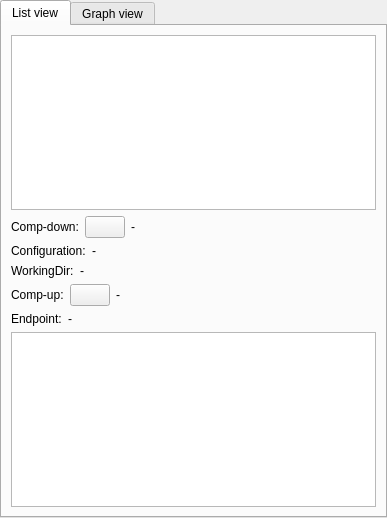
Old version of the form rcmanager/formManager.ui in the repository robocomp/tools.
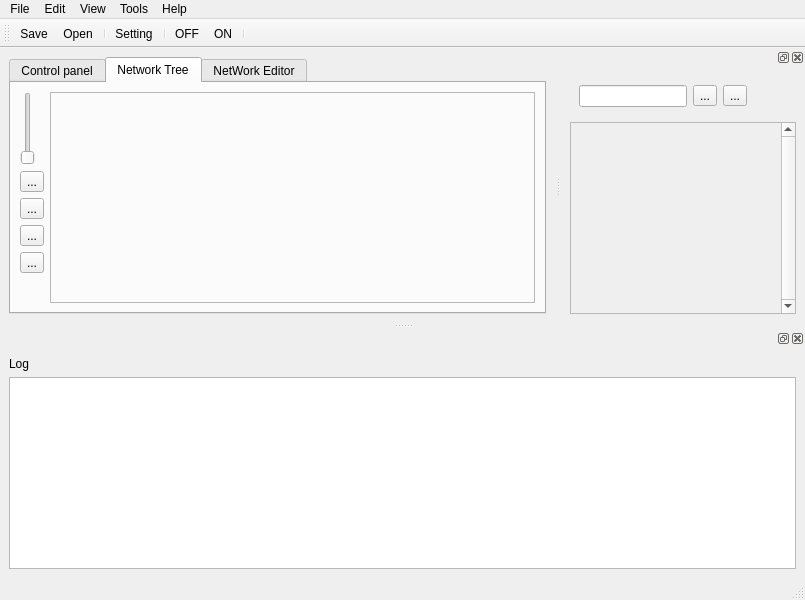
New version of the form. The open tabs and pages were chosen to show the change. Icons and pictures are not drawn.

```diff
--- a/rcmanager/formManager.ui
+++ b/rcmanager/formManager.ui
@@ -1,327 +1,735 @@
 <?xml version="1.0" encoding="UTF-8"?>
 <ui version="4.0">
- <class>Form</class>
- <widget class="QWidget" name="Form">
+ <class>MainWindow</class>
+ <widget class="QMainWindow" name="MainWindow">
   <property name="geometry">
    <rect>
     <x>0</x>
     <y>0</y>
-    <width>387</width>
-    <height>518</height>
+    <width>805</width>
+    <height>600</height>
    </rect>
   </property>
-  <property name="sizePolicy">
-   <sizepolicy hsizetype="Minimum" vsizetype="Minimum">
-    <horstretch>0</horstretch>
-    <verstretch>0</verstretch>
-   </sizepolicy>
-  </property>
   <property name="minimumSize">
    <size>
-    <width>200</width>
-    <height>250</height>
+    <width>0</width>
+    <height>10</height>
+   </size>
+  </property>
+  <property name="baseSize">
+   <size>
+    <width>0</width>
+    <height>10</height>
    </size>
   </property>
   <property name="windowTitle">
    <string>RCManager</string>
   </property>
-  <layout class="QVBoxLayout" name="verticalLayout_4">
-   <property name="spacing">
-    <number>0</number>
-   </property>
-   <property name="sizeConstraint">
-    <enum>QLayout::SetNoConstraint</enum>
-   </property>
-   <property name="margin">
-    <number>0</number>
-   </property>
-   <item>
-    <layout class="QVBoxLayout" name="verticalLayout_3">
-     <property name="sizeConstraint">
-      <enum>QLayout::SetNoConstraint</enum>
-     </property>
-     <item>
-      <widget class="QTabWidget" name="tabWidget">
-       <property name="sizePolicy">
-        <sizepolicy hsizetype="Minimum" vsizetype="Minimum">
-         <horstretch>1</horstretch>
-         <verstretch>1</verstretch>
-        </sizepolicy>
-       </property>
-       <property name="currentIndex">
-        <number>1</number>
-       </property>
-       <widget class="QWidget" name="listTab">
-        <property name="sizePolicy">
-         <sizepolicy hsizetype="Minimum" vsizetype="Minimum">
-          <horstretch>1</horstretch>
-          <verstretch>1</verstretch>
-         </sizepolicy>
+  <widget class="QWidget" name="centralwidget">
+   <layout class="QGridLayout" name="gridLayout">
+    <item row="0" column="0">
+     <widget class="QTabWidget" name="tabWidget">
+      <property name="maximumSize">
+       <size>
+        <width>16777215</width>
+        <height>16777215</height>
+       </size>
+      </property>
+      <property name="currentIndex">
+       <number>1</number>
+      </property>
+      <widget class="QWidget" name="tab">
+       <attribute name="title">
+        <string>Control panel</string>
+       </attribute>
+       <layout class="QGridLayout" name="gridLayout_4">
+        <property name="margin">
+         <number>0</number>
         </property>
-        <attribute name="title">
-         <string>List view</string>
-        </attribute>
-        <layout class="QVBoxLayout" name="verticalLayout_2">
-         <property name="sizeConstraint">
-          <enum>QLayout::SetNoConstraint</enum>
-         </property>
-         <item>
-          <layout class="QVBoxLayout" name="verticalLayout">
+        <item row="0" column="0">
+         <layout class="QVBoxLayout" name="verticalLayout_3">
+          <item>
+           <layout class="QHBoxLayout" name="horizontalLayout_5">
+            <item>
+             <spacer name="horizontalSpacer_5">
+              <property name="orientation">
+               <enum>Qt::Horizontal</enum>
+              </property>
+              <property name="sizeHint" stdset="0">
+               <size>
+                <width>40</width>
+                <height>20</height>
+               </size>
+              </property>
+             </spacer>
+            </item>
+            <item>
+             <widget class="QLabel" name="label_4">
+              <property name="text">
+               <string>Component Name: Time Ellapsed</string>
+              </property>
+             </widget>
+            </item>
+            <item>
+             <spacer name="horizontalSpacer_6">
+              <property name="orientation">
+               <enum>Qt::Horizontal</enum>
+              </property>
+              <property name="sizeHint" stdset="0">
+               <size>
+                <width>40</width>
+                <height>20</height>
+               </size>
+              </property>
+             </spacer>
+            </item>
+           </layout>
+          </item>
+          <item>
+           <layout class="QHBoxLayout" name="horizontalLayout_3">
+            <item>
+             <widget class="QLabel" name="label_2">
+              <property name="text">
+               <string>Frequency  </string>
+              </property>
+             </widget>
+            </item>
+            <item>
+             <widget class="QDoubleSpinBox" name="doubleSpinBox"/>
+            </item>
+            <item>
+             <widget class="QPushButton" name="pushButton_2">
+              <property name="text">
+               <string>Reset</string>
+              </property>
+             </widget>
+            </item>
+            <item>
+             <widget class="QPushButton" name="pushButton">
+              <property name="text">
+               <string>Default</string>
+              </property>
+             </widget>
+            </item>
+            <item>
+             <spacer name="horizontalSpacer_3">
+              <property name="orientation">
+               <enum>Qt::Horizontal</enum>
+              </property>
+              <property name="sizeHint" stdset="0">
+               <size>
+                <width>40</width>
+                <height>20</height>
+               </size>
+              </property>
+             </spacer>
+            </item>
+           </layout>
+          </item>
+          <item>
+           <layout class="QHBoxLayout" name="horizontalLayout_4">
+            <item>
+             <widget class="QLabel" name="label_3">
+              <property name="text">
+               <string>Blah              </string>
+              </property>
+             </widget>
+            </item>
+            <item>
+             <widget class="QDoubleSpinBox" name="doubleSpinBox_2"/>
+            </item>
+            <item>
+             <widget class="QPushButton" name="pushButton_3">
+              <property name="text">
+               <string>Reset</string>
+              </property>
+             </widget>
+            </item>
+            <item>
+             <widget class="QPushButton" name="pushButton_4">
+              <property name="text">
+               <string>Default</string>
+              </property>
+             </widget>
+            </item>
+            <item>
+             <spacer name="horizontalSpacer_4">
+              <property name="orientation">
+               <enum>Qt::Horizontal</enum>
+              </property>
+              <property name="sizeHint" stdset="0">
+               <size>
+                <width>40</width>
+                <height>20</height>
+               </size>
+              </property>
+             </spacer>
+            </item>
+           </layout>
+          </item>
+          <item>
+           <widget class="QTextBrowser" name="textBrowser_2"/>
+          </item>
+          <item>
+           <layout class="QHBoxLayout" name="horizontalLayout_6">
+            <item>
+             <spacer name="horizontalSpacer_7">
+              <property name="orientation">
+               <enum>Qt::Horizontal</enum>
+              </property>
+              <property name="sizeHint" stdset="0">
+               <size>
+                <width>40</width>
+                <height>20</height>
+               </size>
+              </property>
+             </spacer>
+            </item>
+            <item>
+             <widget class="QPushButton" name="pushButton_6">
+              <property name="text">
+               <string>Kill Youself</string>
+              </property>
+             </widget>
+            </item>
+           </layout>
+          </item>
+          <item>
+           <spacer name="verticalSpacer_3">
+            <property name="orientation">
+             <enum>Qt::Vertical</enum>
+            </property>
+            <property name="sizeHint" stdset="0">
+             <size>
+              <width>20</width>
+              <height>40</height>
+             </size>
+            </property>
+           </spacer>
+          </item>
+         </layout>
+        </item>
+       </layout>
+      </widget>
+      <widget class="QWidget" name="tab_3">
+       <attribute name="title">
+        <string>Network Tree</string>
+       </attribute>
+       <layout class="QGridLayout" name="gridLayout_5">
+        <item row="1" column="0">
+         <layout class="QGridLayout" name="gridLayout_7" columnstretch="0">
+          <property name="horizontalSpacing">
+           <number>0</number>
+          </property>
+          <item row="5" column="0">
+           <spacer name="verticalSpacer_2">
+            <property name="orientation">
+             <enum>Qt::Vertical</enum>
+            </property>
+            <property name="sizeHint" stdset="0">
+             <size>
+              <width>20</width>
+              <height>40</height>
+             </size>
+            </property>
+           </spacer>
+          </item>
+          <item row="2" column="0">
+           <widget class="QToolButton" name="toolButton_7">
+            <property name="toolTip">
+             <string>&lt;html&gt;&lt;head/&gt;&lt;body&gt;&lt;p&gt;Start  simulation&lt;/p&gt;&lt;/body&gt;&lt;/html&gt;</string>
+            </property>
+            <property name="text">
+             <string>...</string>
+            </property>
+            <property name="icon">
+             <iconset>
+              <normaloff>share/rcmanager/simulionOn.png</normaloff>share/rcmanager/simulionOn.png</iconset>
+            </property>
+           </widget>
+          </item>
+          <item row="0" column="0">
+           <widget class="QSlider" name="verticalSlider">
+            <property name="toolTip">
+             <string>zoom in or out</string>
+            </property>
+            <property name="orientation">
+             <enum>Qt::Vertical</enum>
+            </property>
+           </widget>
+          </item>
+          <item row="3" column="0">
+           <widget class="QToolButton" name="toolButton_8">
+            <property name="toolTip">
+             <string>&lt;html&gt;&lt;head/&gt;&lt;body&gt;&lt;p&gt;Stop Simulation&lt;/p&gt;&lt;/body&gt;&lt;/html&gt;</string>
+            </property>
+            <property name="text">
+             <string>...</string>
+            </property>
+            <property name="icon">
+             <iconset>
+              <normaloff>share/rcmanager/simulatorOFF.png</normaloff>share/rcmanager/simulatorOFF.png</iconset>
+            </property>
+           </widget>
+          </item>
+          <item row="4" column="0">
+           <widget class="QToolButton" name="toolButton_10">
+            <property name="toolTip">
+             <string>Graph Settings</string>
+            </property>
+            <property name="text">
+             <string>...</string>
+            </property>
+            <property name="icon">
+             <iconset>
+              <normaloff>share/rcmanager/1465394550_Settings.png</normaloff>share/rcmanager/1465394550_Settings.png</iconset>
+            </property>
+           </widget>
+          </item>
+          <item row="1" column="0">
+           <widget class="QToolButton" name="toolButton_6">
+            <property name="toolTip">
+             <string>&lt;html&gt;&lt;head/&gt;&lt;body&gt;&lt;p&gt;Update The code From Graph&lt;/p&gt;&lt;/body&gt;&lt;/html&gt;</string>
+            </property>
+            <property name="text">
+             <string>...</string>
+            </property>
+            <property name="icon">
+             <iconset>
+              <normaloff>share/rcmanager/refresh.png</normaloff>share/rcmanager/refresh.png</iconset>
+            </property>
+           </widget>
+          </item>
+         </layout>
+        </item>
+        <item row="1" column="1">
+         <widget class="QFrame" name="frame">
+          <property name="frameShape">
+           <enum>QFrame::StyledPanel</enum>
+          </property>
+          <property name="frameShadow">
+           <enum>QFrame::Raised</enum>
+          </property>
+          <layout class="QGridLayout" name="gridLayout_8"/>
+         </widget>
+        </item>
+       </layout>
+      </widget>
+      <widget class="QWidget" name="tab_2">
+       <attribute name="title">
+        <string>NetWork Editor</string>
+       </attribute>
+       <layout class="QVBoxLayout" name="verticalLayout_2" stretch="0">
+        <property name="spacing">
+         <number>0</number>
+        </property>
+        <property name="margin">
+         <number>0</number>
+        </property>
+        <item>
+         <widget class="QWidget" name="widget_2" native="true">
+          <layout class="QHBoxLayout" name="horizontalLayout_2">
            <item>
-            <widget class="QListWidget" name="checkList">
-             <property name="sizePolicy">
-              <sizepolicy hsizetype="Minimum" vsizetype="Minimum">
-               <horstretch>1</horstretch>
-               <verstretch>1</verstretch>
-              </sizepolicy>
+            <widget class="QToolButton" name="toolButton_3">
+             <property name="toolTip">
+              <string>Update Graph from Code</string>
              </property>
-            </widget>
-           </item>
-           <item>
-            <layout class="QFormLayout" name="formLayout_7">
-             <property name="sizeConstraint">
-              <enum>QLayout::SetNoConstraint</enum>
+             <property name="text">
+              <string>...</string>
              </property>
-             <property name="fieldGrowthPolicy">
-              <enum>QFormLayout::FieldsStayAtSizeHint</enum>
+             <property name="icon">
+              <iconset>
+               <normaloff>share/rcmanager/refresh.png</normaloff>share/rcmanager/refresh.png</iconset>
              </property>
-             <item row="0" column="0">
-              <layout class="QFormLayout" name="formLayout_6">
-               <property name="fieldGrowthPolicy">
-                <enum>QFormLayout::FieldsStayAtSizeHint</enum>
-               </property>
-               <item row="0" column="0">
-                <widget class="QLabel" name="label_3">
-                 <property name="text">
-                  <string>Comp-down:</string>
-                 </property>
-                </widget>
-               </item>
-               <item row="0" column="1">
-                <widget class="QPushButton" name="downButton">
-                 <property name="text">
-                  <string/>
-                 </property>
-                 <property name="icon">
-                  <iconset>
-                   <normaloff>../../../../../../../../../../../../opt/managerComp/share/down.png</normaloff>../../../../../../../../../../../../opt/managerComp/share/down.png</iconset>
-                 </property>
-                </widget>
-               </item>
-              </layout>
-             </item>
-             <item row="0" column="1">
-              <widget class="QLabel" name="downEdit">
-               <property name="text">
-                <string>-</string>
-               </property>
-              </widget>
-             </item>
-            </layout>
+            </widget>
            </item>
            <item>
-            <layout class="QFormLayout" name="formLayout_3">
-             <property name="sizeConstraint">
-              <enum>QLayout::SetNoConstraint</enum>
+            <widget class="QToolButton" name="toolButton_4">
+             <property name="toolTip">
+              <string>Add a Settings Template</string>
              </property>
-             <property name="fieldGrowthPolicy">
-              <enum>QFormLayout::FieldsStayAtSizeHint</enum>
+             <property name="text">
+              <string>...</string>
              </property>
-             <item row="0" column="0">
-              <widget class="QLabel" name="label_5">
-               <property name="sizePolicy">
-                <sizepolicy hsizetype="Minimum" vsizetype="Minimum">
-                 <horstretch>0</horstretch>
-                 <verstretch>0</verstretch>
-                </sizepolicy>
-               </property>
-               <property name="text">
-                <string>Configuration:</string>
-               </property>
-              </widget>
-             </item>
-             <item row="0" column="1">
-              <widget class="QLabel" name="cfgEdit">
-               <property name="sizePolicy">
-                <sizepolicy hsizetype="Minimum" vsizetype="Minimum">
-                 <horstretch>0</horstretch>
-                 <verstretch>0</verstretch>
-                </sizepolicy>
-               </property>
-               <property name="text">
-                <string>-</string>
-               </property>
-              </widget>
-             </item>
-            </layout>
-           </item>
-           <item>
-            <layout class="QFormLayout" name="formLayout_2">
-             <property name="sizeConstraint">
-              <enum>QLayout::SetNoConstraint</enum>
+             <property name="icon">
+              <iconset>
+               <normaloff>share/rcmanager/networkSettings.png</normaloff>share/rcmanager/networkSettings.png</iconset>
              </property>
-             <property name="fieldGrowthPolicy">
-              <enum>QFormLayout::FieldsStayAtSizeHint</enum>
-             </property>
-             <item row="0" column="0">
-              <widget class="QLabel" name="label_4">
-               <property name="sizePolicy">
-                <sizepolicy hsizetype="Minimum" vsizetype="Minimum">
-                 <horstretch>0</horstretch>
-                 <verstretch>0</verstretch>
-                </sizepolicy>
-               </property>
-               <property name="text">
-                <string>WorkingDir:</string>
-               </property>
-              </widget>
-             </item>
-             <item row="0" column="1">
-              <widget class="QLabel" name="wdEdit">
-               <property name="sizePolicy">
-                <sizepolicy hsizetype="Minimum" vsizetype="Minimum">
-                 <horstretch>0</horstretch>
-                 <verstretch>0</verstretch>
-                </sizepolicy>
-               </property>
-               <property name="text">
-                <string>-</string>
-               </property>
-              </widget>
-             </item>
-            </layout>
+            </widget>
            </item>
            <item>
-            <layout class="QFormLayout" name="formLayout_5">
-             <property name="sizeConstraint">
-              <enum>QLayout::SetNoConstraint</enum>
+            <widget class="QToolButton" name="toolButton_5">
+             <property name="toolTip">
+              <string>Add a node template</string>
              </property>
-             <property name="fieldGrowthPolicy">
-              <enum>QFormLayout::FieldsStayAtSizeHint</enum>
+             <property name="text">
+              <string>...</string>
              </property>
-             <item row="0" column="0">
-              <layout class="QFormLayout" name="formLayout_4">
-               <property name="sizeConstraint">
-                <enum>QLayout::SetNoConstraint</enum>
-               </property>
-               <property name="fieldGrowthPolicy">
-                <enum>QFormLayout::FieldsStayAtSizeHint</enum>
-               </property>
-               <item row="0" column="0">
-                <widget class="QLabel" name="label_2">
-                 <property name="text">
-                  <string>Comp-up:</string>
-                 </property>
-                </widget>
-               </item>
-               <item row="0" column="1">
-                <widget class="QPushButton" name="upButton">
-                 <property name="sizePolicy">
-                  <sizepolicy hsizetype="Minimum" vsizetype="Fixed">
-                   <horstretch>0</horstretch>
-                   <verstretch>0</verstretch>
-                  </sizepolicy>
-                 </property>
-                 <property name="text">
-                  <string/>
-                 </property>
-                 <property name="icon">
-                  <iconset>
-                   <normaloff>../../../../../../../../../../../../opt/rcmanager/share/up.png</normaloff>../../../../../../../../../../../../opt/rcmanager/share/up.png</iconset>
-                 </property>
-                </widget>
-               </item>
-              </layout>
-             </item>
-             <item row="0" column="1">
-              <widget class="QLabel" name="upEdit">
-               <property name="sizePolicy">
-                <sizepolicy hsizetype="Minimum" vsizetype="Minimum">
-                 <horstretch>0</horstretch>
-                 <verstretch>0</verstretch>
-                </sizepolicy>
-               </property>
-               <property name="text">
-                <string>-</string>
-               </property>
-              </widget>
-             </item>
-            </layout>
+             <property name="icon">
+              <iconset>
+               <normaloff>share/rcmanager/1465594390_sign-add.png</normaloff>share/rcmanager/1465594390_sign-add.png</iconset>
+             </property>
+            </widget>
            </item>
            <item>
-            <layout class="QFormLayout" name="formLayout">
-             <property name="sizeConstraint">
-              <enum>QLayout::SetNoConstraint</enum>
+            <widget class="QToolButton" name="toolButton_9">
+             <property name="toolTip">
+              <string>Editor settings</string>
              </property>
-             <property name="fieldGrowthPolicy">
-              <enum>QFormLayout::FieldsStayAtSizeHint</enum>
+             <property name="text">
+              <string>...</string>
              </property>
-             <item row="1" column="0">
-              <widget class="QLabel" name="label">
-               <property name="text">
-                <string>Endpoint:</string>
-               </property>
-              </widget>
-             </item>
-             <item row="1" column="1">
-              <widget class="QLabel" name="checkEdit">
-               <property name="sizePolicy">
-                <sizepolicy hsizetype="Minimum" vsizetype="Minimum">
-                 <horstretch>0</horstretch>
-                 <verstretch>0</verstretch>
-                </sizepolicy>
-               </property>
-               <property name="text">
-                <string>-</string>
-               </property>
-              </widget>
-             </item>
-            </layout>
+             <property name="icon">
+              <iconset>
+               <normaloff>share/rcmanager/1465394550_Settings.png</normaloff>share/rcmanager/1465394550_Settings.png</iconset>
+             </property>
+            </widget>
            </item>
            <item>
-            <widget class="QTextEdit" name="outputText">
-             <property name="sizePolicy">
-              <sizepolicy hsizetype="Minimum" vsizetype="Minimum">
-               <horstretch>1</horstretch>
-               <verstretch>1</verstretch>
-              </sizepolicy>
+            <spacer name="horizontalSpacer_2">
+             <property name="orientation">
+              <enum>Qt::Horizontal</enum>
              </property>
              <property name="tabChangesFocus">
               <bool>true</bool>
              </property>
-             <property name="undoRedoEnabled">
-              <bool>false</bool>
-             </property>
-             <property name="readOnly">
-              <bool>true</bool>
-             </property>
-            </widget>
+            </spacer>
            </item>
           </layout>
+         </widget>
+        </item>
+       </layout>
+      </widget>
+     </widget>
+    </item>
+   </layout>
+  </widget>
+  <widget class="QMenuBar" name="menubar">
+   <property name="geometry">
+    <rect>
+     <x>0</x>
+     <y>0</y>
+     <width>805</width>
+     <height>25</height>
+    </rect>
+   </property>
+   <widget class="QMenu" name="menuFile">
+    <property name="title">
+     <string>File</string>
+    </property>
+    <addaction name="actionOpen"/>
+    <addaction name="actionSave"/>
+    <addaction name="actionUndock"/>
+    <addaction name="actionExit"/>
+   </widget>
+   <widget class="QMenu" name="menuSimulations">
+    <property name="title">
+     <string>Tools</string>
+    </property>
+    <widget class="QMenu" name="menuSimulator">
+     <property name="title">
+      <string>Simulator</string>
+     </property>
+     <addaction name="actionSetting_2"/>
+     <addaction name="actionON"/>
+     <addaction name="actionOFF"/>
+    </widget>
+    <widget class="QMenu" name="menuControl_Panel">
+     <property name="title">
+      <string>Control Panel</string>
+     </property>
+     <addaction name="actionSetting_3"/>
+    </widget>
+    <widget class="QMenu" name="menuEditor">
+     <property name="title">
+      <string>Editor</string>
+     </property>
+     <addaction name="actionSetting_4"/>
+    </widget>
+    <addaction name="menuSimulator"/>
+    <addaction name="menuControl_Panel"/>
+    <addaction name="menuEditor"/>
+   </widget>
+   <widget class="QMenu" name="menuEdit">
+    <property name="title">
+     <string>Edit</string>
+    </property>
+    <addaction name="actionSetting"/>
+   </widget>
+   <widget class="QMenu" name="menuHelp">
+    <property name="title">
+     <string>Help</string>
+    </property>
+   </widget>
+   <widget class="QMenu" name="menuView_2">
+    <property name="title">
+     <string>View</string>
+    </property>
+    <addaction name="actionEditor_2"/>
+    <addaction name="actionControlPanel"/>
+   </widget>
+   <addaction name="menuFile"/>
+   <addaction name="menuEdit"/>
+   <addaction name="menuView_2"/>
+   <addaction name="menuSimulations"/>
+   <addaction name="menuHelp"/>
+  </widget>
+  <widget class="QStatusBar" name="statusbar"/>
+  <widget class="QToolBar" name="toolBar">
+   <property name="minimumSize">
+    <size>
+     <width>0</width>
+     <height>10</height>
+    </size>
+   </property>
+   <property name="baseSize">
+    <size>
+     <width>0</width>
+     <height>10</height>
+    </size>
+   </property>
+   <property name="windowTitle">
+    <string>toolBar</string>
+   </property>
+   <attribute name="toolBarArea">
+    <enum>TopToolBarArea</enum>
+   </attribute>
+   <attribute name="toolBarBreak">
+    <bool>false</bool>
+   </attribute>
+   <addaction name="actionSave"/>
+   <addaction name="actionOpen"/>
+   <addaction name="separator"/>
+   <addaction name="actionSetting"/>
+   <addaction name="separator"/>
+   <addaction name="actionOFF"/>
+   <addaction name="actionON"/>
+   <addaction name="separator"/>
+  </widget>
+  <widget class="QDockWidget" name="dockWidget">
+   <property name="sizePolicy">
+    <sizepolicy hsizetype="Fixed" vsizetype="Fixed">
+     <horstretch>0</horstretch>
+     <verstretch>0</verstretch>
+    </sizepolicy>
+   </property>
+   <property name="minimumSize">
+    <size>
+     <width>96</width>
+     <height>144</height>
+    </size>
+   </property>
+   <attribute name="dockWidgetArea">
+    <number>8</number>
+   </attribute>
+   <widget class="QWidget" name="dockWidgetContents">
+    <layout class="QGridLayout" name="gridLayout_3">
+     <item row="2" column="0">
+      <widget class="QTextBrowser" name="textBrowser"/>
+     </item>
+     <item row="0" column="0">
+      <widget class="QLabel" name="label">
+       <property name="text">
+        <string>Log</string>
+       </property>
+      </widget>
+     </item>
+    </layout>
+   </widget>
+  </widget>
+  <widget class="QDockWidget" name="dockWidget_2">
+   <attribute name="dockWidgetArea">
+    <number>2</number>
+   </attribute>
+   <widget class="QWidget" name="dockWidgetContents_2">
+    <layout class="QGridLayout" name="gridLayout_2">
+     <item row="0" column="0">
+      <widget class="QWidget" name="widget" native="true">
+       <layout class="QGridLayout" name="gridLayout_6">
+        <item row="0" column="0">
+         <layout class="QHBoxLayout" name="horizontalLayout">
+          <item>
+           <widget class="QLineEdit" name="lineEdit">
+            <property name="text">
+             <string/>
+            </property>
+           </widget>
+          </item>
+          <item>
+           <widget class="QToolButton" name="toolButton_2">
+            <property name="toolTip">
+             <string>Search Component</string>
+            </property>
+            <property name="text">
+             <string>...</string>
+            </property>
+            <property name="icon">
+             <iconset>
+              <normaloff>share/rcmanager/1465608687_search.png</normaloff>share/rcmanager/1465608687_search.png</iconset>
+            </property>
+           </widget>
+          </item>
+          <item>
+           <widget class="QToolButton" name="toolButton">
+            <property name="toolTip">
+             <string>Add new component</string>
+            </property>
+            <property name="text">
+             <string>...</string>
+            </property>
+            <property name="icon">
+             <iconset>
+              <normaloff>share/rcmanager/1465594390_sign-add.png</normaloff>share/rcmanager/1465594390_sign-add.png</iconset>
+            </property>
+           </widget>
+          </item>
+          <item>
+           <spacer name="horizontalSpacer">
+            <property name="orientation">
+             <enum>Qt::Horizontal</enum>
+            </property>
+            <property name="sizeHint" stdset="0">
+             <size>
+              <width>40</width>
+              <height>20</height>
+             </size>
+            </property>
+           </spacer>
+          </item>
+         </layout>
+        </item>
+       </layout>
+      </widget>
+     </item>
+     <item row="1" column="0">
+      <widget class="QScrollArea" name="scrollArea">
+       <property name="verticalScrollBarPolicy">
+        <enum>Qt::ScrollBarAlwaysOn</enum>
+       </property>
+       <property name="widgetResizable">
+        <bool>true</bool>
+       </property>
+       <widget class="QWidget" name="scrollAreaWidgetContents">
+        <property name="geometry">
+         <rect>
+          <x>0</x>
+          <y>0</y>
+          <width>236</width>
+          <height>173</height>
+         </rect>
+        </property>
+        <layout class="QVBoxLayout" name="verticalLayout">
+         <item>
+          <spacer name="verticalSpacer">
+           <property name="orientation">
+            <enum>Qt::Vertical</enum>
+           </property>
+           <property name="sizeHint" stdset="0">
+            <size>
+             <width>20</width>
+             <height>40</height>
+            </size>
+           </property>
+          </spacer>
          </item>
         </layout>
        </widget>
-       <widget class="QWidget" name="graphTab">
-        <property name="sizePolicy">
-         <sizepolicy hsizetype="Minimum" vsizetype="Minimum">
-          <horstretch>1</horstretch>
-          <verstretch>1</verstretch>
-         </sizepolicy>
-        </property>
-        <attribute name="title">
-         <string>Graph view</string>
-        </attribute>
-        <layout class="QVBoxLayout" name="verticalLayout_5">
-         <property name="sizeConstraint">
-          <enum>QLayout::SetNoConstraint</enum>
-         </property>
-        </layout>
-       </widget>
       </widget>
      </item>
     </layout>
-   </item>
-  </layout>
+   </widget>
+  </widget>
+  <action name="actionOpen">
+   <property name="icon">
+    <iconset>
+     <normaloff>share/rcmanager/1465393728_open-file.png</normaloff>share/rcmanager/1465393728_open-file.png</iconset>
+   </property>
+   <property name="text">
+    <string>Open</string>
+   </property>
+   <property name="shortcut">
+    <string>Ctrl+O</string>
+   </property>
+  </action>
+  <action name="actionSave">
+   <property name="icon">
+    <iconset>
+     <normaloff>share/rcmanager/1465394415_floppy.png</normaloff>share/rcmanager/1465394415_floppy.png</iconset>
+   </property>
+   <property name="text">
+    <string>Save</string>
+   </property>
+   <property name="shortcut">
+    <string>Ctrl+S</string>
+   </property>
+  </action>
+  <action name="actionEdit">
+   <property name="text">
+    <string>Edit</string>
+   </property>
+  </action>
+  <action name="actionUndock">
+   <property name="text">
+    <string>Undock</string>
+   </property>
+  </action>
+  <action name="actionExit">
+   <property name="text">
+    <string>Exit</string>
+   </property>
+  </action>
+  <action name="actionSetting">
+   <property name="icon">
+    <iconset>
+     <normaloff>share/rcmanager/1465394550_Settings.png</normaloff>share/rcmanager/1465394550_Settings.png</iconset>
+   </property>
+   <property name="text">
+    <string>Setting</string>
+   </property>
+  </action>
+  <action name="actionSetting_2">
+   <property name="text">
+    <string>Setting</string>
+   </property>
+  </action>
+  <action name="actionON">
+   <property name="icon">
+    <iconset>
+     <normaloff>share/rcmanager/simulionOn.png</normaloff>share/rcmanager/simulionOn.png</iconset>
+   </property>
+   <property name="text">
+    <string>ON</string>
+   </property>
+  </action>
+  <action name="actionOFF">
+   <property name="icon">
+    <iconset>
+     <normaloff>share/rcmanager/simulatorOFF.png</normaloff>share/rcmanager/simulatorOFF.png</iconset>
+   </property>
+   <property name="text">
+    <string>OFF</string>
+   </property>
+  </action>
+  <action name="actionSetting_3">
+   <property name="text">
+    <string>Setting</string>
+   </property>
+  </action>
+  <action name="actionSetting_4">
+   <property name="text">
+    <string>Setting</string>
+   </property>
+  </action>
+  <action name="actionEditor_2">
+   <property name="text">
+    <string>Editor</string>
+   </property>
+  </action>
+  <action name="actionControlPanel">
+   <property name="text">
+    <string>ControlPanel</string>
+   </property>
+  </action>
  </widget>
  <resources/>
  <connections/>
```
Left out of the diff: 9 changed lines with no effect on the pictures.
